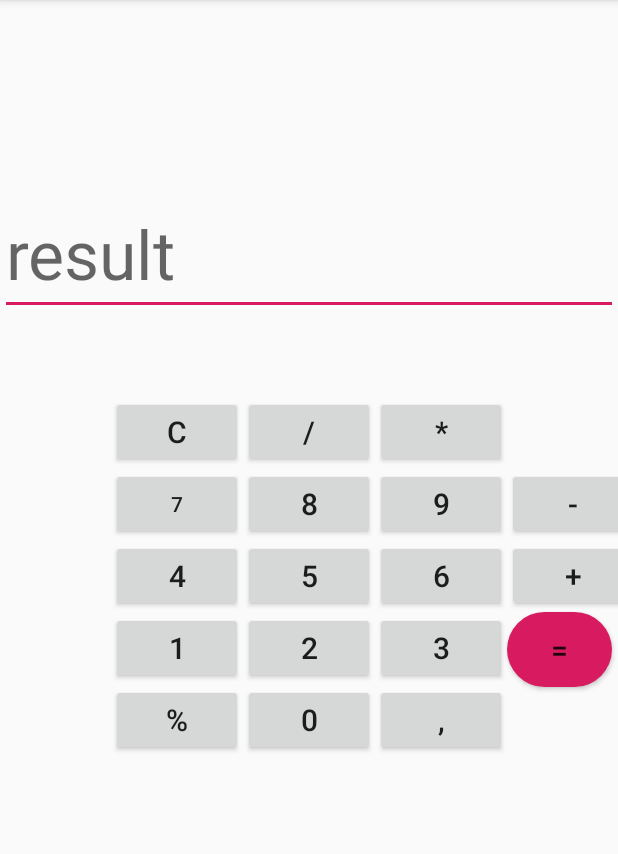
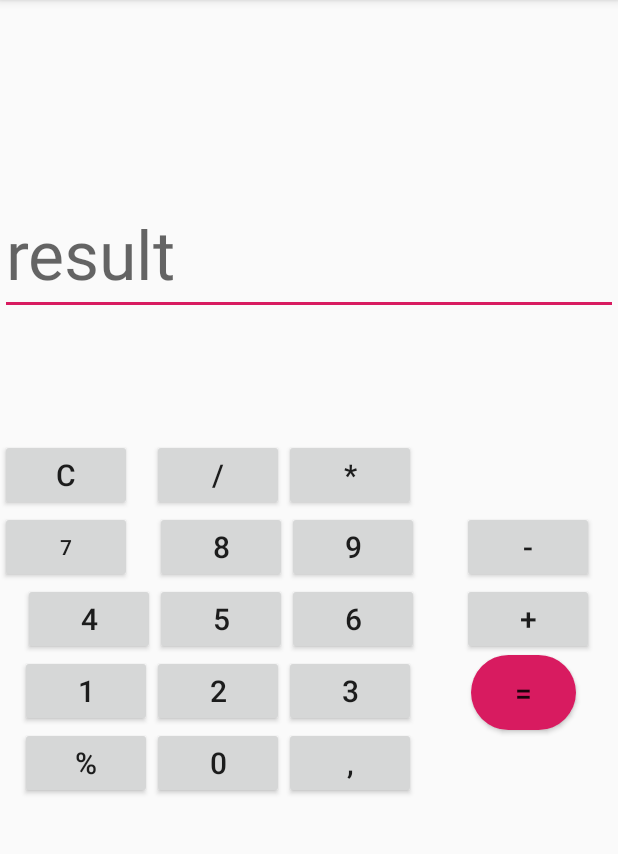
Before and after one commit to Bekulan1509/homeWork_1.3, an Android app: the screen it shows after launch (MainActivity), on a phone screen of 412 x 824 dp, the part 84-938 px from its top. Run offline under Robolectric (Android 15) with nearby library versions, the phone set to English and light mode, and no system bars.

```diff
--- a/app/src/main/java/com/example/homework_13/MainActivity.java
+++ b/app/src/main/java/com/example/homework_13/MainActivity.java
@@ -8,67 +8,64 @@ import android.view.View;
 import android.widget.EditText;
 
 public class MainActivity extends AppCompatActivity {
-float volue1;
-float volue2;
-boolean plus2,minus2,multiply2,devite2;
-EditText editText;
+    float volue1;
+    float volue2;
+    boolean plus2, minus2, multiply2, devite2;
+    EditText editText;
+
     @Override
     protected void onCreate(Bundle savedInstanceState) {
         super.onCreate(savedInstanceState);
         setContentView(R.layout.activity_main);
 
         editText = findViewById(R.id.result);
+    }
 
+    public void onClick(View v) {
 
-
-
-    }
-    public void onClick(View v){
-
-        switch (v.getId()){
+        switch (v.getId()) {
             case R.id.zero:
-                editText.setText(editText.getText()+"0");
+                editText.setText(editText.getText() + "0");
                 break;
             case R.id.one:
-                editText.setText(editText.getText()+"1");
+                editText.setText(editText.getText() + "1");
                 break;
             case R.id.two:
-               editText.setText(editText.getText()+"2");
+                editText.setText(editText.getText() + "2");
                 break;
             case R.id.three:
-               editText.setText(editText.getText()+"3");
+                editText.setText(editText.getText() + "3");
                 break;
             case R.id.four:
-                editText.setText(editText.getText()+"4");
+                editText.setText(editText.getText() + "4");
                 break;
             case R.id.five:
-               editText.setText(editText.getText()+"5");
+                editText.setText(editText.getText() + "5");
                 break;
             case R.id.six:
-                editText.setText(editText.getText()+"6");
+                editText.setText(editText.getText() + "6");
                 break;
             case R.id.seven:
-                editText.setText(editText.getText()+"7");
+                editText.setText(editText.getText() + "7");
                 break;
             case R.id.eight:
-               editText.setText(editText.getText()+"8");
+                editText.setText(editText.getText() + "8");
                 break;
             case R.id.nine:
-               editText.setText(editText.getText()+"9");
+                editText.setText(editText.getText() + "9");
                 break;
         }
 
-        //int first = Integer.parseInt(textView.getText().toString());
+    }
 
-    }
-    public void onClick2 (View v){
-        switch (v.getId()){
+    public void onClick2(View v) {
+        switch (v.getId()) {
             case R.id.minus:
-                if (editText == null){
+                if (editText == null) {
                     editText.setText("");
-                }else {
-                    volue1 = Float.parseFloat(editText.getText()+"");
-                    minus2=true;
+                } else {
+                    volue1 = Float.parseFloat(editText.getText() + "");
+                    minus2 = true;
                     editText.setText(null);
                 }
                 break;
@@ -76,53 +73,62 @@ EditText editText;
                 editText.setText("");
                 break;
             case R.id.plus:
-                if (editText==null){
+                if (editText == null) {
                     editText.setText("");
-                }else
-                    volue1=Float.parseFloat(editText.getText()+"");
-                     plus2=true;
-                     editText.setText(null);
+                } else
+                    volue1 = Float.parseFloat(editText.getText() + "");
+                plus2 = true;
+                editText.setText(null);
                 break;
             case R.id.devite:
+                if (editText == null) {
+                    editText.setText("");
+                } else {
+
+                    volue1 = Float.parseFloat(editText.getText() + "");
+                    devite2 = true;
+                    editText.setText(null);
+                }
+            case R.id.com:
+                String com2 = editText.getText().toString();
+                if (TextUtils.isEmpty(com2)) {
+                    editText.setText("");
+                } else {
+                    editText.setText(editText.getText() + ",");
+                }
+                break;
+            case R.id.multiply:
                 if (editText==null){
                     editText.setText("");
                 }else{
-
                     volue1 = Float.parseFloat(editText.getText()+"");
-                    devite2=true;
+                    multiply2 = true;
                     editText.setText(null);
                 }
-            case R.id.com:
-                String com2= editText.getText().toString();
-                if (TextUtils.isEmpty(com2)){
-                    editText.setText("");
-                }else{
-                    editText.setText(editText.getText()+",");
-                }
-                break;
 
         }
 
     }
 
-    public void onClick3(View v){
-        volue2 = Float.parseFloat(editText.getText()+"");
-        if (plus2==true){
-            editText.setText(volue1+volue2+"");
-            plus2=false;
+    public void onClick3(View v) {
+        volue2 = Float.parseFloat(editText.getText() + "");
+        if (plus2 == true) {
+            editText.setText(volue1 + volue2 + "");
+            plus2 = false;
         }
-        if (minus2==true){
-            editText.setText(volue1-volue2+"");
-            plus2=false;
-        }if (devite2==true){
-            editText.setText(volue1/volue2+"");
-            devite2=false;
-        }if (multiply2==true){
-            editText.setText(volue1*volue2+"");
-            multiply2=false;
+        if (minus2 == true) {
+            editText.setText(volue1 - volue2 + "");
+            plus2 = false;
+        }
+        if (devite2 == true) {
+            editText.setText(volue1 / volue2 + "");
+            devite2 = false;
+        }
+        if (multiply2 == true) {
+            editText.setText(volue1 * volue2 + "");
+            multiply2 = false;
         }
 
     }
 
-
 }
--- a/app/src/main/res/layout/activity_main.xml
+++ b/app/src/main/res/layout/activity_main.xml
@@ -10,14 +10,16 @@
      android:id="@+id/five"
      android:layout_width="wrap_content"
      android:layout_height="wrap_content"
+     android:onClick="onClick"
      android:text="@string/five"
      android:textSize="20sp"
+     app:layout_constraintBottom_toBottomOf="parent"
+     app:layout_constraintHorizontal_bias="0.319"
+     app:layout_constraintLeft_toLeftOf="parent"
      app:layout_constraintRight_toRightOf="parent"
-        app:layout_constraintBottom_toBottomOf="parent"
-        app:layout_constraintLeft_toLeftOf="parent"
      app:layout_constraintTop_toTopOf="parent"
-        android:onClick="onClick"
-        />
+     app:layout_constraintVertical_bias="0.54" />
+
  <Button
        android:id="@+id/four"
        android:layout_width="wrap_content"
@@ -38,26 +40,30 @@
         app:layout_constraintLeft_toRightOf="@id/five"
         app:layout_constraintTop_toTopOf="@id/five"
         android:onClick="onClick"/>
+
  <Button
      android:id="@+id/eight"
      android:layout_width="wrap_content"
      android:layout_height="wrap_content"
+     android:onClick="onClick"
      android:text="@string/eight"
      android:textSize="20sp"
-        app:layout_constraintRight_toRightOf="parent"
+     app:layout_constraintBottom_toTopOf="@id/five"
+     app:layout_constraintHorizontal_bias="0.319"
      app:layout_constraintLeft_toLeftOf="parent"
-        app:layout_constraintBottom_toTopOf="@id/five"
-        android:onClick="onClick"/>
+     app:layout_constraintRight_toRightOf="parent" />
+
  <Button
      android:id="@+id/seven"
      android:layout_width="wrap_content"
      android:layout_height="wrap_content"
+     android:onClick="onClick"
      android:text="@string/seven"
+     app:layout_constraintBottom_toBottomOf="@id/eight"
      app:layout_constraintBottom_toTopOf="@id/four"
      app:layout_constraintRight_toLeftOf="@id/eight"
-        app:layout_constraintBottom_toBottomOf="@id/eight"
-        app:layout_constraintTop_toTopOf="@id/eight"
-        android:onClick="onClick"/>
+     app:layout_constraintStart_toStartOf="parent"
+     app:layout_constraintTop_toTopOf="@id/eight" />
     <Button
         android:id="@+id/nine"
         android:layout_width="wrap_content"
@@ -68,16 +74,19 @@
         app:layout_constraintBottom_toBottomOf="@id/eight"
         app:layout_constraintTop_toTopOf="@id/eight"
         android:onClick="onClick"/>
+
  <Button
      android:id="@+id/two"
      android:layout_width="wrap_content"
      android:layout_height="wrap_content"
+     android:onClick="onClick"
      android:text="@string/two"
      android:textSize="20sp"
-        app:layout_constraintTop_toBottomOf="@id/four"
+     app:layout_constraintHorizontal_bias="0.312"
+     app:layout_constraintLeft_toLeftOf="parent"
      app:layout_constraintRight_toRightOf="parent"
-        app:layout_constraintLeft_toLeftOf="parent"
-        android:onClick="onClick"/>
+     app:layout_constraintTop_toBottomOf="@id/four" />
+
  <Button
         android:id="@+id/one"
         android:layout_width="wrap_content"
@@ -98,59 +107,74 @@
         app:layout_constraintBottom_toBottomOf="@id/two"
         app:layout_constraintTop_toTopOf="@id/two"
         android:onClick="onClick"/>
+
  <Button
      android:id="@+id/zero"
      android:layout_width="wrap_content"
      android:layout_height="wrap_content"
+     android:onClick="onClick"
      android:text="@string/zero"
      android:textSize="20sp"
-        app:layout_constraintTop_toBottomOf="@id/two"
+     app:layout_constraintHorizontal_bias="0.312"
+     app:layout_constraintLeft_toLeftOf="parent"
      app:layout_constraintRight_toRightOf="parent"
-        app:layout_constraintLeft_toLeftOf="parent"
-        android:onClick="onClick"/>
+     app:layout_constraintTop_toBottomOf="@id/two" />
+
  <Button
      android:id="@+id/minus"
      android:layout_width="wrap_content"
      android:layout_height="wrap_content"
+     android:layout_marginEnd="16dp"
+     android:onClick="onClick2"
      android:text="@string/minus"
      android:textSize="20sp"
+     app:layout_constraintBottom_toBottomOf="@id/nine"
+     app:layout_constraintEnd_toEndOf="parent"
      app:layout_constraintLeft_toRightOf="@id/nine"
-        app:layout_constraintBottom_toBottomOf="@id/nine"
      app:layout_constraintTop_toTopOf="@id/nine"
-        android:onClick="onClick2"/>
+     app:layout_constraintVertical_bias="0.0" />
+
  <Button
      android:id="@+id/plus"
      android:layout_width="wrap_content"
      android:layout_height="wrap_content"
+     android:layout_marginEnd="16dp"
+     android:onClick="onClick2"
      android:text="@string/plus"
      android:textSize="20sp"
+     app:layout_constraintBottom_toBottomOf="@id/six"
+     app:layout_constraintEnd_toEndOf="parent"
      app:layout_constraintLeft_toRightOf="@id/six"
-        app:layout_constraintBottom_toBottomOf="@id/six"
      app:layout_constraintTop_toTopOf="@id/six"
-        android:onClick="onClick2"/>
+     app:layout_constraintVertical_bias="0.0" />
 
  <Button
      android:id="@+id/equel"
      android:layout_width="70dp"
      android:layout_height="50dp"
+     android:layout_marginEnd="28dp"
+     android:background="@drawable/round_button"
+     android:onClick="onClick3"
      android:text="@string/equel"
      android:textSize="20sp"
-        android:background="@drawable/round_button"
-        app:layout_constraintBottom_toBottomOf="@id/three" app:layout_constraintLeft_toRightOf="@id/three"
+     app:layout_constraintBottom_toBottomOf="@id/three"
+     app:layout_constraintEnd_toEndOf="parent"
+     app:layout_constraintLeft_toRightOf="@id/three"
      app:layout_constraintTop_toTopOf="@id/three"
-        app:layout_constraintVertical_bias="0.0"
-        android:onClick="onClick3"/>
+     app:layout_constraintVertical_bias="0.0" />
+
  <Button
      android:id="@+id/devite"
      android:layout_width="wrap_content"
      android:layout_height="wrap_content"
+     android:onClick="onClick2"
      android:text="@string/devite"
      android:textSize="20sp"
-        app:layout_constraintRight_toRightOf="parent"
+     app:layout_constraintBottom_toTopOf="@id/eight"
+     app:layout_constraintHorizontal_bias="0.312"
      app:layout_constraintLeft_toLeftOf="parent"
-        app:layout_constraintBottom_toTopOf="@id/eight"
-        android:onClick="onClick2"
-        />
+     app:layout_constraintRight_toRightOf="parent" />
+
  <Button
         android:id="@+id/multiply"
         android:layout_width="wrap_content"
@@ -162,16 +186,18 @@
         app:layout_constraintBottom_toBottomOf="@id/devite"
         app:layout_constraintTop_toTopOf="@id/devite"
         android:onClick="onClick2"/>
+
  <Button
      android:id="@+id/c"
      android:layout_width="wrap_content"
      android:layout_height="wrap_content"
+     android:onClick="onClick2"
      android:text="@string/delete"
      android:textSize="20sp"
+     app:layout_constraintBottom_toBottomOf="@id/devite"
      app:layout_constraintRight_toLeftOf="@id/devite"
-        app:layout_constraintBottom_toBottomOf="@id/devite"
-        app:layout_constraintTop_toTopOf="@id/devite"
-        android:onClick="onClick2"/>
+     app:layout_constraintStart_toStartOf="parent"
+     app:layout_constraintTop_toTopOf="@id/devite" />
     <Button
         android:id="@+id/com"
         android:layout_width="wrap_content"
@@ -181,15 +207,18 @@
         app:layout_constraintLeft_toRightOf="@id/zero"
         app:layout_constraintBottom_toBottomOf="@id/zero"
         app:layout_constraintTop_toTopOf="@id/zero"/>
+
  <Button
 
      android:layout_width="wrap_content"
      android:layout_height="wrap_content"
      android:text="@string/mod"
      android:textSize="20sp"
+     app:layout_constraintBottom_toBottomOf="@id/zero"
      app:layout_constraintRight_toLeftOf="@id/zero"
-        app:layout_constraintBottom_toBottomOf="@id/zero"
-        app:layout_constraintTop_toTopOf="@id/zero"/>
+     app:layout_constraintTop_toTopOf="@id/zero"
+     app:layout_constraintVertical_bias="1.0" />
+
  <EditText
         android:id="@+id/result"
         android:layout_width="match_parent"
```
Lines whose indentation alone changed are shown as unchanged.
